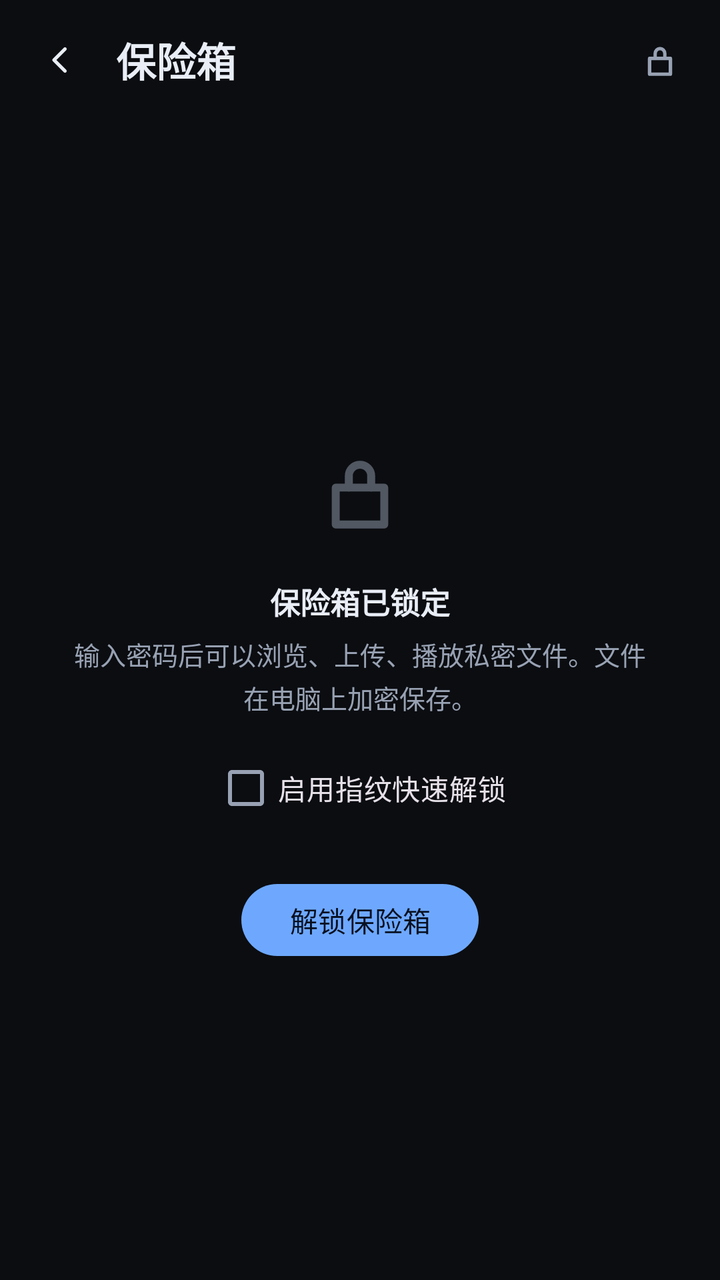
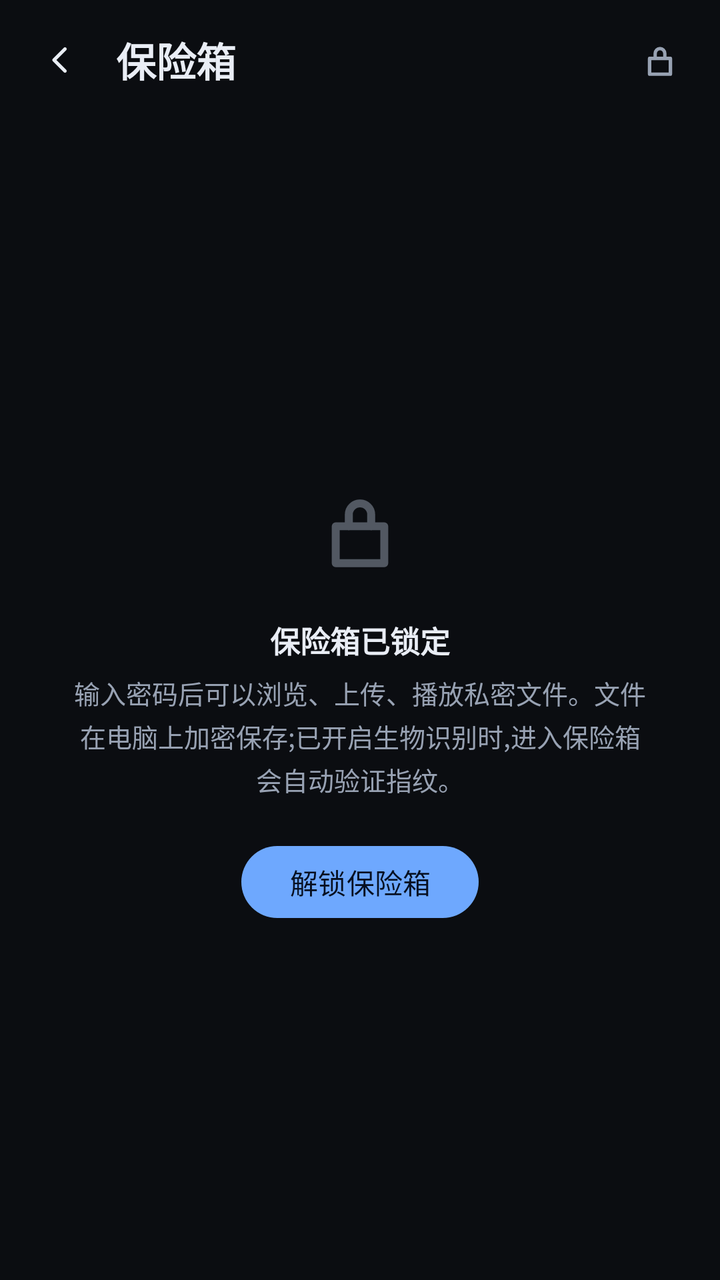

Two renders of the same Android screen: before a commit and after it. Below are the layout's source before the change and the commit's diff.
<!-- AndroidManifest.xml: application theme Theme.LinNas -->
<!-- res/layout/activity_vault.xml -->
<?xml version="1.0" encoding="utf-8"?>
<LinearLayout xmlns:android="http://schemas.android.com/apk/res/android"
    xmlns:app="http://schemas.android.com/apk/res-auto"
    android:layout_width="match_parent"
    android:layout_height="match_parent"
    android:orientation="vertical"
    android:background="?attr/lInk">

    
    <LinearLayout
        android:layout_width="match_parent"
        android:layout_height="wrap_content"
        android:gravity="center_vertical"
        android:orientation="horizontal"
        android:paddingStart="8dp"
        android:paddingTop="8dp"
        android:paddingEnd="8dp"
        android:paddingBottom="8dp">

        <ImageButton
            android:id="@+id/btnVaultBack"
            style="@style/HeaderIconButton"
            android:contentDescription="返回"
            android:src="@drawable/ic_back"
            android:tint="?attr/lText" />

        <TextView
            style="@style/HeaderTitle"
            android:layout_width="0dp"
            android:layout_height="wrap_content"
            android:layout_marginStart="6dp"
            android:layout_weight="1"
            android:text="保险箱" />

        <ImageButton
            android:id="@+id/btnVaultMkdir"
            style="@style/HeaderIconButton"
            android:contentDescription="新建文件夹"
            android:src="@drawable/ic_folder"
            android:tint="?attr/lTextDim"
            android:visibility="gone" />

        <ImageButton
            android:id="@+id/btnVaultPw"
            style="@style/HeaderIconButton"
            android:contentDescription="修改密码"
            android:src="@drawable/ic_gear"
            android:tint="?attr/lTextDim"
            android:visibility="gone" />

        <ImageButton
            android:id="@+id/btnVaultLock"
            style="@style/HeaderIconButton"
            android:contentDescription="锁定"
            android:src="@drawable/ic_lock"
            android:tint="?attr/lTextDim" />
    </LinearLayout>

    
    <LinearLayout
        android:id="@+id/vaultLocked"
        android:layout_width="match_parent"
        android:layout_height="0dp"
        android:layout_weight="1"
        android:gravity="center"
        android:orientation="vertical"
        android:paddingStart="36dp"
        android:paddingEnd="36dp">

        <ImageView
            android:layout_width="56dp"
            android:layout_height="56dp"
            android:alpha="0.5"
            android:contentDescription="已锁定"
            android:src="@drawable/ic_lock"
            android:tint="?attr/lTextDim" />

        <TextView
            style="@style/EmptyTitle"
            android:layout_width="wrap_content"
            android:layout_height="wrap_content"
            android:layout_marginTop="16dp"
            android:text="保险箱已锁定" />

        <TextView
            style="@style/EmptyHint"
            android:layout_width="match_parent"
            android:layout_height="wrap_content"
            android:layout_marginTop="6dp"
            android:paddingStart="0dp"
            android:paddingTop="0dp"
            android:paddingEnd="0dp"
            android:paddingBottom="0dp"
            android:text="输入密码后可以浏览、上传、播放私密文件。文件在电脑上加密保存。" />

        <com.google.android.material.button.MaterialButton
            android:id="@+id/btnVaultBio"
            style="@style/Widget.Material3.Button.OutlinedButton"
            android:layout_width="wrap_content"
            android:layout_height="wrap_content"
            android:layout_marginTop="20dp"
            android:minHeight="44dp"
            android:paddingStart="24dp"
            android:paddingEnd="24dp"
            android:text="指纹解锁"
            android:visibility="gone" />

        <com.google.android.material.checkbox.MaterialCheckBox
            android:id="@+id/cbVaultBio"
            android:layout_width="wrap_content"
            android:layout_height="wrap_content"
            android:layout_marginTop="12dp"
            android:text="启用指纹快速解锁" />

        <com.google.android.material.button.MaterialButton
            android:id="@+id/btnVaultUnlock"
            android:layout_width="wrap_content"
            android:layout_height="wrap_content"
            android:layout_marginTop="20dp"
            android:minHeight="44dp"
            android:paddingStart="24dp"
            android:paddingEnd="24dp"
            android:text="解锁保险箱" />
    </LinearLayout>

    
    <LinearLayout
        android:id="@+id/vaultUnlocked"
        android:layout_width="match_parent"
        android:layout_height="0dp"
        android:layout_weight="1"
        android:orientation="vertical"
        android:visibility="gone">

        <TextView
            android:id="@+id/vaultHint"
            android:layout_width="match_parent"
            android:layout_height="wrap_content"
            android:paddingStart="16dp"
            android:paddingEnd="16dp"
            android:paddingBottom="8dp"
            android:textColor="?attr/lTextDim"
            android:textSize="12sp" />

        <ScrollView
            android:layout_width="match_parent"
            android:layout_height="0dp"
            android:layout_weight="1"
            android:scrollbars="none">

            <LinearLayout
                android:layout_width="match_parent"
                android:layout_height="wrap_content"
                android:orientation="vertical"
                android:paddingStart="16dp"
                android:paddingEnd="16dp">

                <LinearLayout
                    android:id="@+id/vaultList"
                    android:layout_width="match_parent"
                    android:layout_height="wrap_content"
                    android:orientation="vertical" />

                <LinearLayout
                    android:id="@+id/vaultEmpty"
                    android:layout_width="match_parent"
                    android:layout_height="wrap_content"
                    android:layout_marginTop="56dp"
                    android:gravity="center_horizontal"
                    android:orientation="vertical"
                    android:paddingStart="16dp"
                    android:paddingEnd="16dp"
                    android:visibility="gone">

                    <ImageView
                        android:layout_width="48dp"
                        android:layout_height="48dp"
                        android:alpha="0.4"
                        android:contentDescription="空"
                        android:src="@drawable/ic_file"
                        android:tint="?attr/lTextDim" />

                    <TextView
                        style="@style/EmptyTitle"
                        android:layout_width="wrap_content"
                        android:layout_height="wrap_content"
                        android:layout_marginTop="14dp"
                        android:text="保险箱是空的" />

                    <TextView
                        style="@style/EmptyHint"
                        android:layout_width="match_parent"
                        android:layout_height="wrap_content"
                        android:layout_marginTop="6dp"
                        android:paddingStart="0dp"
                        android:paddingTop="0dp"
                        android:paddingEnd="0dp"
                        android:paddingBottom="0dp"
                        android:text="点下方「上传」加入手机里的文件,或用「导入」把媒体库里的文件移进来。" />
                </LinearLayout>
            </LinearLayout>
        </ScrollView>

        
        <LinearLayout
            android:layout_width="match_parent"
            android:layout_height="wrap_content"
            android:orientation="horizontal"
            android:padding="16dp">

            <com.google.android.material.button.MaterialButton
                android:id="@+id/btnVaultUpload"
                android:layout_width="0dp"
                android:layout_height="wrap_content"
                android:layout_weight="1"
                android:minHeight="44dp"
                android:text="上传"
                app:icon="@drawable/ic_upload"
                app:iconGravity="textStart" />

            <com.google.android.material.button.MaterialButton
                android:id="@+id/btnVaultImport"
                style="@style/Widget.Material3.Button.OutlinedButton"
                android:layout_width="0dp"
                android:layout_height="wrap_content"
                android:layout_marginStart="8dp"
                android:layout_weight="1"
                android:minHeight="44dp"
                android:text="导入"
                app:icon="@drawable/ic_folder"
                app:iconGravity="textStart" />

            <com.google.android.material.button.MaterialButton
                android:id="@+id/btnVaultExport"
                style="@style/Widget.Material3.Button.OutlinedButton"
                android:layout_width="0dp"
                android:layout_height="wrap_content"
                android:layout_marginStart="8dp"
                android:layout_weight="1"
                android:minHeight="44dp"
                android:text="导出"
                app:icon="@drawable/ic_download"
                app:iconGravity="textStart" />
        </LinearLayout>
    </LinearLayout>
</LinearLayout>
<!-- resources referenced by this layout -->
<resources>
  <!-- drawable ic_back (drawable) -->
  <?xml version="1.0" encoding="utf-8"?>
  <vector xmlns:android="http://schemas.android.com/apk/res/android"
      android:width="24dp" android:height="24dp"
      android:viewportWidth="24" android:viewportHeight="24">
      <path android:pathData="M14.5 6.5L9 12l5.5 5.5" android:strokeColor="#FFFFFFFF" android:strokeWidth="1.7" android:strokeLineCap="round" android:strokeLineJoin="round" android:fillColor="#00000000"/>
  </vector>
  <!-- drawable ic_folder (drawable) -->
  ﻿<vector xmlns:android="http://schemas.android.com/apk/res/android"
      android:width="24dp" android:height="24dp"
      android:viewportWidth="24" android:viewportHeight="24">
      <path android:pathData="M3.5 7.5a2 2 0 0 1 2-2h4.2l2 2h8.8a2 2 0 0 1 2 2v9a2 2 0 0 1-2 2h-15a2 2 0 0 1-2-2z" android:strokeColor="#FFFFFFFF" android:strokeWidth="1.7" android:strokeLineCap="round" android:strokeLineJoin="round" android:fillColor="#00000000"/>
  </vector>
  <style name="EmptyHint">
          <item name="android:layout_width">wrap_content</item>
          <item name="android:layout_height">wrap_content</item>
          <item name="android:layout_marginTop">@dimen/space_2</item>
          <item name="android:paddingStart">@dimen/space_8</item>
          <item name="android:paddingEnd">@dimen/space_8</item>
          <item name="android:gravity">center</item>
          <item name="android:textSize">@dimen/text_sm</item>
          <item name="android:lineSpacingExtra">3dp</item>
          <item name="android:textColor">?attr/lTextDim</item>
      </style>
  <style name="EmptyTitle">
          <item name="android:layout_width">wrap_content</item>
          <item name="android:layout_height">wrap_content</item>
          <item name="android:layout_marginTop">@dimen/space_4</item>
          <item name="android:textSize">@dimen/text_md</item>
          <item name="android:textStyle">bold</item>
          <item name="android:textColor">?attr/lText</item>
      </style>
  <style name="HeaderIconButton">
          <item name="android:layout_width">44dp</item>
          <item name="android:layout_height">44dp</item>
          <item name="android:padding">10dp</item>
          <item name="android:background">?attr/selectableItemBackgroundBorderless</item>
          <item name="android:tint">?attr/lText</item>
          <item name="android:scaleType">fitCenter</item>
      </style>
  <style name="HeaderTitle">
          <item name="android:layout_width">0dp</item>
          <item name="android:layout_height">wrap_content</item>
          <item name="android:layout_weight">1</item>
          <item name="android:layout_marginStart">6dp</item>
          <item name="android:textSize">@dimen/text_xl</item>
          <item name="android:textStyle">bold</item>
          <item name="android:textColor">?attr/lText</item>
          <item name="android:maxLines">1</item>
          <item name="android:ellipsize">end</item>
      </style>
  <dimen name="space_2">8dp</dimen>
  <dimen name="space_8">32dp</dimen>
  <dimen name="text_sm">13sp</dimen>
  <dimen name="space_4">16dp</dimen>
  <dimen name="text_md">15sp</dimen>
  <dimen name="text_xl">20sp</dimen>
  <color name="t_blue_ink">#0B0D11</color>
  <color name="t_blue_surface">#14181F</color>
  <color name="t_blue_surface_high">#1C222C</color>
  <color name="t_blue_outline">#2A323E</color>
  <color name="t_blue_text">#E9EDF5</color>
  <color name="t_blue_text_dim">#98A2B3</color>
  <color name="t_blue_primary">#6EA8FE</color>
  <color name="t_blue_on_primary">#071021</color>
  <color name="danger">#FF7A7A</color>
  <color name="mint">#79E2B6</color>
  <!-- unchanged entries left out for length: 6 -->
</resources>

<!-- the commit's change to res/layout/activity_vault.xml (unified diff, before → after) -->
@@ -91,26 +91,7 @@
             android:paddingTop="0dp"
             android:paddingEnd="0dp"
             android:paddingBottom="0dp"
-            android:text="输入密码后可以浏览、上传、播放私密文件。文件在电脑上加密保存。" />
-
-        <com.google.android.material.button.MaterialButton
-            android:id="@+id/btnVaultBio"
-            style="@style/Widget.Material3.Button.OutlinedButton"
-            android:layout_width="wrap_content"
-            android:layout_height="wrap_content"
-            android:layout_marginTop="20dp"
-            android:minHeight="44dp"
-            android:paddingStart="24dp"
-            android:paddingEnd="24dp"
-            android:text="指纹解锁"
-            android:visibility="gone" />
-
-        <com.google.android.material.checkbox.MaterialCheckBox
-            android:id="@+id/cbVaultBio"
-            android:layout_width="wrap_content"
-            android:layout_height="wrap_content"
-            android:layout_marginTop="12dp"
-            android:text="启用指纹快速解锁" />
+            android:text="输入密码后可以浏览、上传、播放私密文件。文件在电脑上加密保存;已开启生物识别时,进入保险箱会自动验证指纹。" />
 
         <com.google.android.material.button.MaterialButton
             android:id="@+id/btnVaultUnlock"
